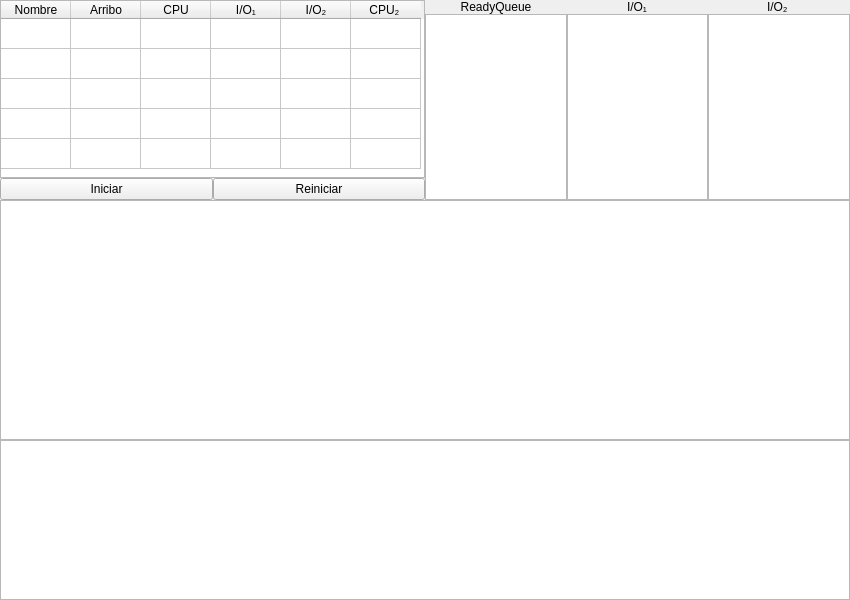
First picture: the form in mainwindow.ui, repository braiaantt/fifoGantt, before the edit.
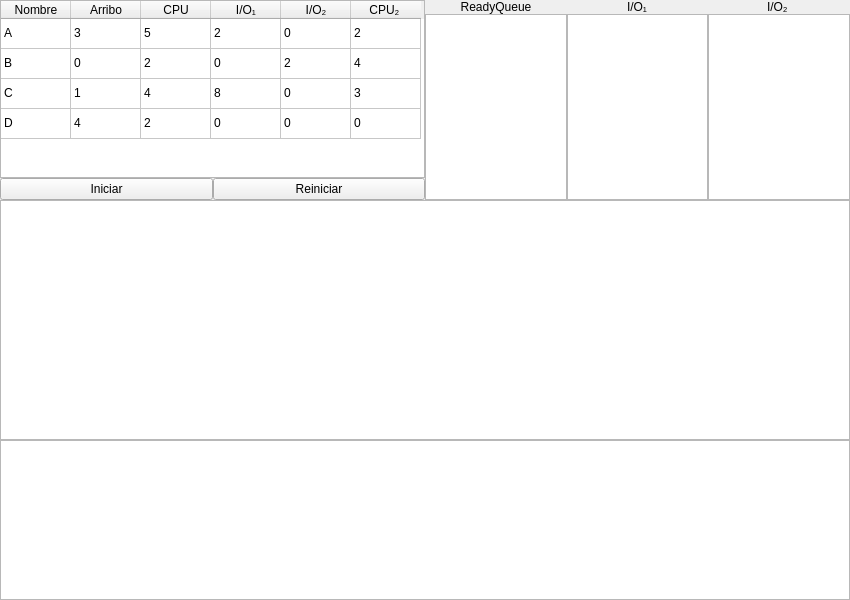
Second picture: the form after the edit.

Commit message: le di funcionalidad al boton 'iniciar', los graficos se inicializan al clickearlo

Diff of the .ui file:
```diff
--- a/mainwindow.ui
+++ b/mainwindow.ui
@@ -118,11 +118,6 @@
               <string>D</string>
              </property>
             </row>
-            <row>
-             <property name="text">
-              <string>E</string>
-             </property>
-            </row>
             <column>
              <property name="text">
               <string>Nombre</string>
@@ -153,6 +148,126 @@
               <string>CPU₂ </string>
              </property>
             </column>
+            <item row="0" column="0">
+             <property name="text">
+              <string>A</string>
+             </property>
+            </item>
+            <item row="0" column="1">
+             <property name="text">
+              <string>3</string>
+             </property>
+            </item>
+            <item row="0" column="2">
+             <property name="text">
+              <string>5</string>
+             </property>
+            </item>
+            <item row="0" column="3">
+             <property name="text">
+              <string>2</string>
+             </property>
+            </item>
+            <item row="0" column="4">
+             <property name="text">
+              <string>0</string>
+             </property>
+            </item>
+            <item row="0" column="5">
+             <property name="text">
+              <string>2</string>
+             </property>
+            </item>
+            <item row="1" column="0">
+             <property name="text">
+              <string>B</string>
+             </property>
+            </item>
+            <item row="1" column="1">
+             <property name="text">
+              <string>0</string>
+             </property>
+            </item>
+            <item row="1" column="2">
+             <property name="text">
+              <string>2</string>
+             </property>
+            </item>
+            <item row="1" column="3">
+             <property name="text">
+              <string>0</string>
+             </property>
+            </item>
+            <item row="1" column="4">
+             <property name="text">
+              <string>2</string>
+             </property>
+            </item>
+            <item row="1" column="5">
+             <property name="text">
+              <string>4</string>
+             </property>
+            </item>
+            <item row="2" column="0">
+             <property name="text">
+              <string>C</string>
+             </property>
+            </item>
+            <item row="2" column="1">
+             <property name="text">
+              <string>1</string>
+             </property>
+            </item>
+            <item row="2" column="2">
+             <property name="text">
+              <string>4</string>
+             </property>
+            </item>
+            <item row="2" column="3">
+             <property name="text">
+              <string>8</string>
+             </property>
+            </item>
+            <item row="2" column="4">
+             <property name="text">
+              <string>0</string>
+             </property>
+            </item>
+            <item row="2" column="5">
+             <property name="text">
+              <string>3</string>
+             </property>
+            </item>
+            <item row="3" column="0">
+             <property name="text">
+              <string>D</string>
+             </property>
+            </item>
+            <item row="3" column="1">
+             <property name="text">
+              <string>4</string>
+             </property>
+            </item>
+            <item row="3" column="2">
+             <property name="text">
+              <string>2</string>
+             </property>
+            </item>
+            <item row="3" column="3">
+             <property name="text">
+              <string>0</string>
+             </property>
+            </item>
+            <item row="3" column="4">
+             <property name="text">
+              <string>0</string>
+             </property>
+            </item>
+            <item row="3" column="5">
+             <property name="text">
+              <string>0</string>
+             </property>
+            </item>
            </widget>
           </item>
           <item>
```
The commit also changes 4 other files.
